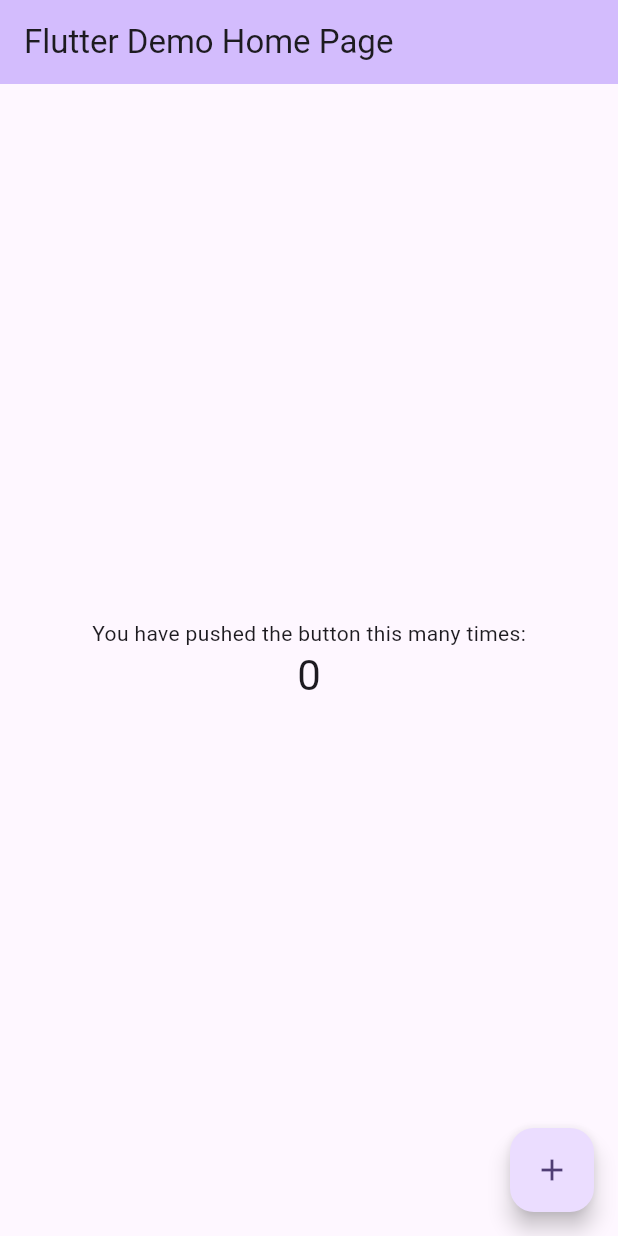
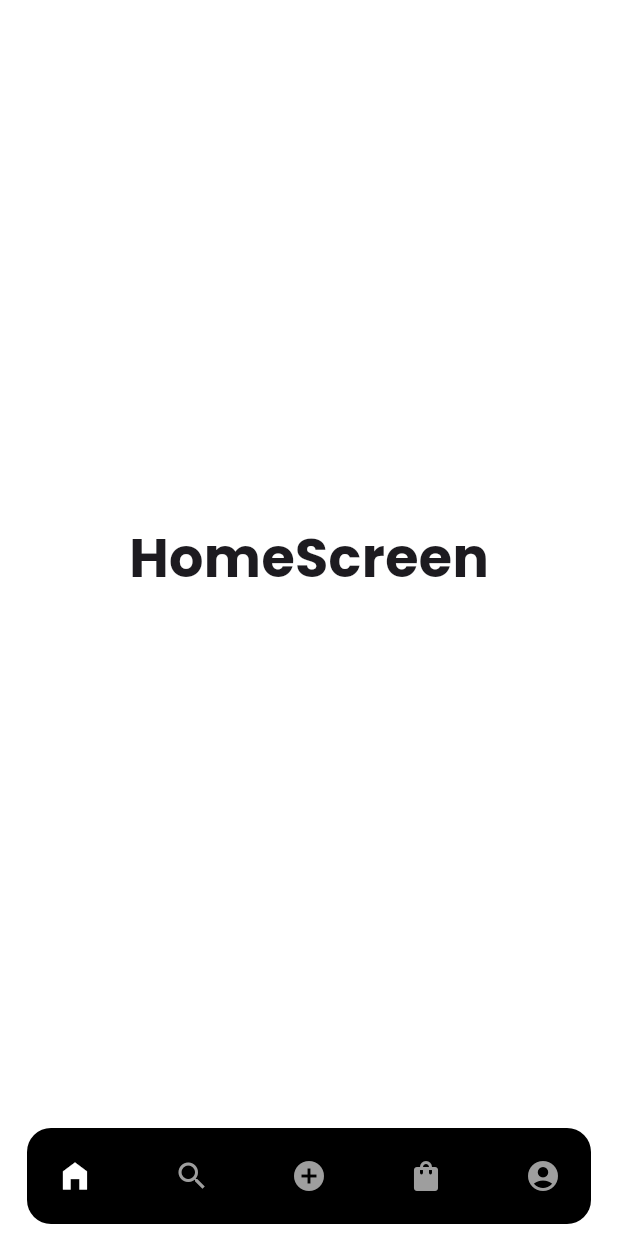
Before and after one commit to jaimonvarghese/shoe_app, a Flutter app: the screen it shows after launch, on a phone screen of 412 x 824 dp. Run offline on Flutter 3.47's test engine with Material 3 defaults, Android fonts, the phone set to English and light mode, and no system bars; our stand-ins replace google_fonts.

Commit message:
bottom navigation bar created

```diff
--- a/lib/main.dart
+++ b/lib/main.dart
@@ -1,4 +1,7 @@
 import 'package:flutter/material.dart';
+import 'package:provider/provider.dart';
+import 'package:shoe_app/providers/bottom_nav_provider.dart';
+import 'package:shoe_app/screens/main_screen.dart';
 
 void main() {
   runApp(const MyApp());
@@ -10,113 +13,9 @@ class MyApp extends StatelessWidget {
   // This widget is the root of your application.
   @override
   Widget build(BuildContext context) {
-    return MaterialApp(
-      title: 'Flutter Demo',
-      theme: ThemeData(
-        // This is the theme of your application.
-        //
-        // TRY THIS: Try running your application with "flutter run". You'll see
-        // the application has a purple toolbar. Then, without quitting the app,
-        // try changing the seedColor in the colorScheme below to Colors.green
-        // and then invoke "hot reload" (save your changes or press the "hot
-        // reload" button in a Flutter-supported IDE, or press "r" if you used
-        // the command line to start the app).
-        //
-        // Notice that the counter didn't reset back to zero; the application
-        // state is not lost during the reload. To reset the state, use hot
-        // restart instead.
-        //
-        // This works for code too, not just values: Most code changes can be
-        // tested with just a hot reload.
-        colorScheme: ColorScheme.fromSeed(seedColor: Colors.deepPurple),
-      ),
-      home: const MyHomePage(title: 'Flutter Demo Home Page'),
+    return MultiProvider(
+      providers: [ChangeNotifierProvider(create: (_) => BottomNavProvider())],
+      child: MaterialApp(debugShowCheckedModeBanner: false, home: MainScreen()),
     );
   }
 }
-
-class MyHomePage extends StatefulWidget {
-  const MyHomePage({super.key, required this.title});
-
-  // This widget is the home page of your application. It is stateful, meaning
-  // that it has a State object (defined below) that contains fields that affect
-  // how it looks.
-
-  // This class is the configuration for the state. It holds the values (in this
-  // case the title) provided by the parent (in this case the App widget) and
-  // used by the build method of the State. Fields in a Widget subclass are
-  // always marked "final".
-
-  final String title;
-
-  @override
-  State<MyHomePage> createState() => _MyHomePageState();
-}
-
-class _MyHomePageState extends State<MyHomePage> {
-  int _counter = 0;
-
-  void _incrementCounter() {
-    setState(() {
-      // This call to setState tells the Flutter framework that something has
-      // changed in this State, which causes it to rerun the build method below
-      // so that the display can reflect the updated values. If we changed
-      // _counter without calling setState(), then the build method would not be
-      // called again, and so nothing would appear to happen.
-      _counter++;
-    });
-  }
-
-  @override
-  Widget build(BuildContext context) {
-    // This method is rerun every time setState is called, for instance as done
-    // by the _incrementCounter method above.
-    //
-    // The Flutter framework has been optimized to make rerunning build methods
-    // fast, so that you can just rebuild anything that needs updating rather
-    // than having to individually change instances of widgets.
-    return Scaffold(
-      appBar: AppBar(
-        // TRY THIS: Try changing the color here to a specific color (to
-        // Colors.amber, perhaps?) and trigger a hot reload to see the AppBar
-        // change color while the other colors stay the same.
-        backgroundColor: Theme.of(context).colorScheme.inversePrimary,
-        // Here we take the value from the MyHomePage object that was created by
-        // the App.build method, and use it to set our appbar title.
-        title: Text(widget.title),
-      ),
-      body: Center(
-        // Center is a layout widget. It takes a single child and positions it
-        // in the middle of the parent.
-        child: Column(
-          // Column is also a layout widget. It takes a list of children and
-          // arranges them vertically. By default, it sizes itself to fit its
-          // children horizontally, and tries to be as tall as its parent.
-          //
-          // Column has various properties to control how it sizes itself and
-          // how it positions its children. Here we use mainAxisAlignment to
-          // center the children vertically; the main axis here is the vertical
-          // axis because Columns are vertical (the cross axis would be
-          // horizontal).
-          //
-          // TRY THIS: Invoke "debug painting" (choose the "Toggle Debug Paint"
-          // action in the IDE, or press "p" in the console), to see the
-          // wireframe for each widget.
-          mainAxisAlignment: MainAxisAlignment.center,
-          children: <Widget>[
-            const Text('You have pushed the button this many times:'),
-            Text(
-              '$_counter',
-              style: Theme.of(context).textTheme.headlineMedium,
-            ),
-          ],
-        ),
-      ),
-      floatingActionButton: FloatingActionButton(
-        onPressed: _incrementCounter,
-        tooltip: 'Increment',
-        child: const Icon(Icons.add),
-      ), // This trailing comma makes auto-formatting nicer for build methods.
-    );
-  }
-}
--- /dev/null
+++ b/lib/providers/bottom_nav_provider.dart
@@ -0,0 +1,13 @@
+import 'package:flutter/material.dart';
+
+class BottomNavProvider  extends ChangeNotifier{
+
+  int _pageIndex = 0;
+
+  int get pageIndex => _pageIndex;
+
+  set pageIndex(int newIndex){
+    _pageIndex = newIndex;
+    notifyListeners();
+  }
+}
--- /dev/null
+++ b/lib/screens/add_cart_screen.dart
@@ -0,0 +1,16 @@
+import 'package:flutter/material.dart';
+import 'package:google_fonts/google_fonts.dart';
+
+class AddCartScreen extends StatelessWidget {
+  const AddCartScreen({super.key});
+
+  @override
+  Widget build(BuildContext context) {
+    return Center(
+        child: Text(
+          'AddScreen',
+          style: GoogleFonts.poppins(fontSize: 36, fontWeight: FontWeight.bold),
+        ),
+      );
+  }
+}
--- /dev/null
+++ b/lib/screens/cart_list_screen.dart
@@ -0,0 +1,16 @@
+import 'package:flutter/material.dart';
+import 'package:google_fonts/google_fonts.dart';
+
+class CartListScreen extends StatelessWidget {
+  const CartListScreen({super.key});
+
+  @override
+  Widget build(BuildContext context) {
+    return Center(
+        child: Text(
+          'Cart List Screen',
+          style: GoogleFonts.poppins(fontSize: 36, fontWeight: FontWeight.bold),
+        ),
+      );
+  }
+}
--- /dev/null
+++ b/lib/screens/home_screen.dart
@@ -0,0 +1,16 @@
+import 'package:flutter/material.dart';
+import 'package:google_fonts/google_fonts.dart';
+
+class HomeScreen extends StatelessWidget {
+  const HomeScreen({super.key});
+
+  @override
+  Widget build(BuildContext context) {
+    return Center(
+        child: Text(
+          'HomeScreen',
+          style: GoogleFonts.poppins(fontSize: 36, fontWeight: FontWeight.bold),
+        ),
+      );
+  }
+}
--- /dev/null
+++ b/lib/screens/main_screen.dart
@@ -0,0 +1,34 @@
+import 'package:flutter/material.dart';
+import 'package:provider/provider.dart';
+import 'package:shoe_app/providers/bottom_nav_provider.dart';
+import 'package:shoe_app/screens/add_cart_screen.dart';
+import 'package:shoe_app/screens/cart_list_screen.dart';
+import 'package:shoe_app/screens/home_screen.dart';
+import 'package:shoe_app/screens/profile_screen.dart';
+import 'package:shoe_app/screens/search_screen.dart';
+import 'package:shoe_app/widgets/bottom_nav_bar_widget.dart';
+import 'package:shoe_app/widgets/bottom_nav_item_widget.dart';
+
+class MainScreen extends StatelessWidget {
+  MainScreen({super.key});
+
+  List<Widget> pageList = [
+    HomeScreen(),
+    SearchScreen(),
+    AddCartScreen(),
+    CartListScreen(),
+    ProfileScreen(),
+  ];
+  @override
+  Widget build(BuildContext context) {
+    return Consumer<BottomNavProvider>(
+      builder: (context, bottomNavProvider, child) {
+        return Scaffold(
+          backgroundColor: Colors.white,
+          bottomNavigationBar: BottomNavBarWidget(),
+          body: pageList[bottomNavProvider.pageIndex],
+        );
+      },
+    );
+  }
+}
--- /dev/null
+++ b/lib/screens/profile_screen.dart
@@ -0,0 +1,16 @@
+import 'package:flutter/material.dart';
+import 'package:google_fonts/google_fonts.dart';
+
+class ProfileScreen extends StatelessWidget {
+  const ProfileScreen({super.key});
+
+  @override
+  Widget build(BuildContext context) {
+    return Center(
+        child: Text(
+          'ProfileScreen',
+          style: GoogleFonts.poppins(fontSize: 36, fontWeight: FontWeight.bold),
+        ),
+      );
+  }
+}
--- /dev/null
+++ b/lib/screens/search_screen.dart
@@ -0,0 +1,16 @@
+import 'package:flutter/material.dart';
+import 'package:google_fonts/google_fonts.dart';
+
+class SearchScreen extends StatelessWidget {
+  const SearchScreen({super.key});
+
+  @override
+  Widget build(BuildContext context) {
+    return Center(
+        child: Text(
+          'SearchScreen',
+          style: GoogleFonts.poppins(fontSize: 36, fontWeight: FontWeight.bold),
+        ),
+      );
+  }
+}
--- /dev/null
+++ b/lib/widgets/bottom_nav_bar_widget.dart
@@ -0,0 +1,75 @@
+import 'package:flutter/material.dart';
+import 'package:provider/provider.dart';
+import 'package:shoe_app/providers/bottom_nav_provider.dart';
+import 'package:shoe_app/widgets/bottom_nav_item_widget.dart';
+
+class BottomNavBarWidget extends StatelessWidget {
+  const BottomNavBarWidget({super.key});
+
+  @override
+  Widget build(BuildContext context) {
+    return SafeArea(
+      child: Padding(
+        padding: EdgeInsets.all(8),
+        child: Container(
+          padding: EdgeInsets.all(12),
+          margin: EdgeInsets.symmetric(horizontal: 10),
+          decoration: BoxDecoration(
+            color: Colors.black,
+            borderRadius: BorderRadius.all(Radius.circular(16)),
+          ),
+          child: Consumer<BottomNavProvider>(
+            builder: (context, bottomNavProvider, child) {
+              return Row(
+                mainAxisAlignment: MainAxisAlignment.spaceBetween,
+                children: [
+                  BottomNavItemWidget(
+                    icon: Icons.home_filled,
+
+                    onTap: () => bottomNavProvider.pageIndex = 0,
+                    color:
+                        bottomNavProvider.pageIndex == 0
+                            ? Colors.white
+                            : Colors.grey,
+                  ),
+                  BottomNavItemWidget(
+                    icon: Icons.search,
+                    onTap: () => bottomNavProvider.pageIndex = 1,
+                    color:
+                        bottomNavProvider.pageIndex == 1
+                            ? Colors.white
+                            : Colors.grey,
+                  ),
+                  BottomNavItemWidget(
+                    icon: Icons.add_circle,
+                    onTap: () => bottomNavProvider.pageIndex = 2,
+                    color:
+                        bottomNavProvider.pageIndex == 2
+                            ? Colors.white
+                            : Colors.grey,
+                  ),
+                  BottomNavItemWidget(
+                    icon: Icons.shopping_bag,
+                    onTap: () => bottomNavProvider.pageIndex = 3,
+                    color:
+                        bottomNavProvider.pageIndex == 3
+                            ? Colors.white
+                            : Colors.grey,
+                  ),
+                  BottomNavItemWidget(
+                    icon: Icons.account_circle,
+                    onTap: () => bottomNavProvider.pageIndex = 4,
+                    color:
+                        bottomNavProvider.pageIndex == 4
+                            ? Colors.white
+                            : Colors.grey,
+                  ),
+                ],
+              );
+            },
+          ),
+        ),
+      ),
+    );
+  }
+}
--- /dev/null
+++ b/lib/widgets/bottom_nav_item_widget.dart
@@ -0,0 +1,23 @@
+import 'package:flutter/material.dart';
+
+class BottomNavItemWidget extends StatelessWidget {
+  const BottomNavItemWidget({
+    super.key,
+    required this.icon,
+    required this.onTap, required this.color,
+  });
+  final IconData icon;
+  final Function() onTap;
+  final Color color;
+  @override
+  Widget build(BuildContext context) {
+    return GestureDetector(
+      onTap: onTap,
+      child: SizedBox(
+        height: 40,
+        width: 40,
+        child: Icon(icon, color: color),
+      ),
+    );
+  }
+}
```
Also changed, not shown: pubspec.yaml (+4 -16 lines), pubspec.lock, 1 other file.
